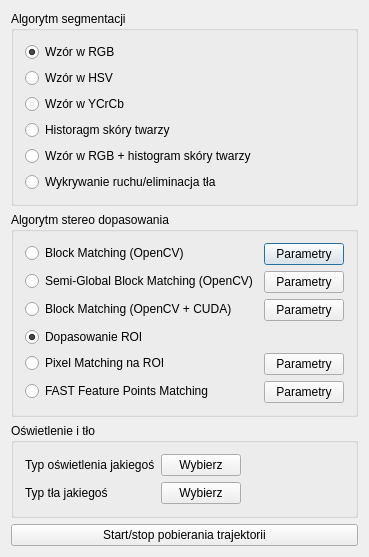
First picture: the form in algorithmsdialog.ui, repository richardboo/modelling-hand-trajectory-3d, before the edit.
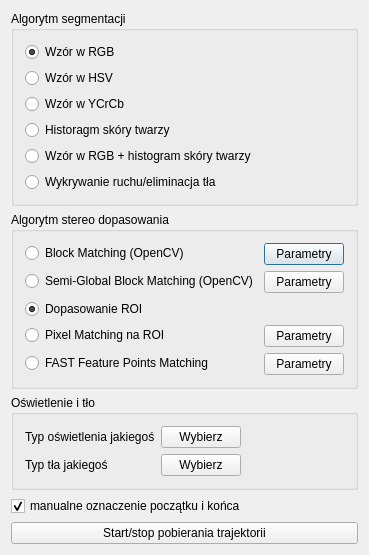
Second picture: the form after the edit.

```diff
--- a/algorithmsdialog.ui
+++ b/algorithmsdialog.ui
@@ -7,7 +7,7 @@
     <x>0</x>
     <y>0</y>
     <width>320</width>
-    <height>525</height>
+    <height>475</height>
    </rect>
   </property>
   <property name="windowTitle">
@@ -105,7 +105,7 @@
         </property>
        </widget>
       </item>
-      <item row="3" column="0">
+      <item row="2" column="0">
        <widget class="QRadioButton" name="radioButtonStereo3">
         <property name="text">
          <string>Dopasowanie ROI</string>
@@ -115,42 +115,28 @@
         </property>
        </widget>
       </item>
-      <item row="4" column="0">
+      <item row="3" column="0">
        <widget class="QRadioButton" name="radioButtonStereo4">
         <property name="text">
          <string>Pixel Matching na ROI</string>
         </property>
        </widget>
       </item>
-      <item row="5" column="0">
+      <item row="3" column="1">
+       <widget class="QPushButton" name="pixelParamsButton">
+        <property name="text">
+         <string>Parametry</string>
+        </property>
+       </widget>
+      </item>
+      <item row="4" column="0">
        <widget class="QRadioButton" name="radioButtonStereo5">
         <property name="text">
          <string>FAST Feature Points Matching</string>
         </property>
        </widget>
       </item>
-      <item row="2" column="0">
-       <widget class="QRadioButton" name="radioButtonStereo2">
-        <property name="text">
-         <string>Block Matching (OpenCV + CUDA)</string>
-        </property>
-       </widget>
-      </item>
-      <item row="2" column="1">
-       <widget class="QPushButton" name="cudaParamsButton">
-        <property name="text">
-         <string>Parametry</string>
-        </property>
-       </widget>
-      </item>
       <item row="4" column="1">
-       <widget class="QPushButton" name="pixelParamsButton">
-        <property name="text">
-         <string>Parametry</string>
-        </property>
-       </widget>
-      </item>
-      <item row="5" column="1">
        <widget class="QPushButton" name="fastParamsButton">
         <property name="text">
          <string>Parametry</string>
@@ -209,6 +195,16 @@
      </layout>
     </widget>
    </item>
+   <item>
+    <widget class="QCheckBox" name="manualCheckBox">
+     <property name="text">
+      <string>manualne oznaczenie początku i końca</string>
+     </property>
+     <property name="checked">
+      <bool>true</bool>
+     </property>
+    </widget>
+   </item>
    <item>
     <widget class="QPushButton" name="startStopTrajectoryButton">
      <property name="text">
```
